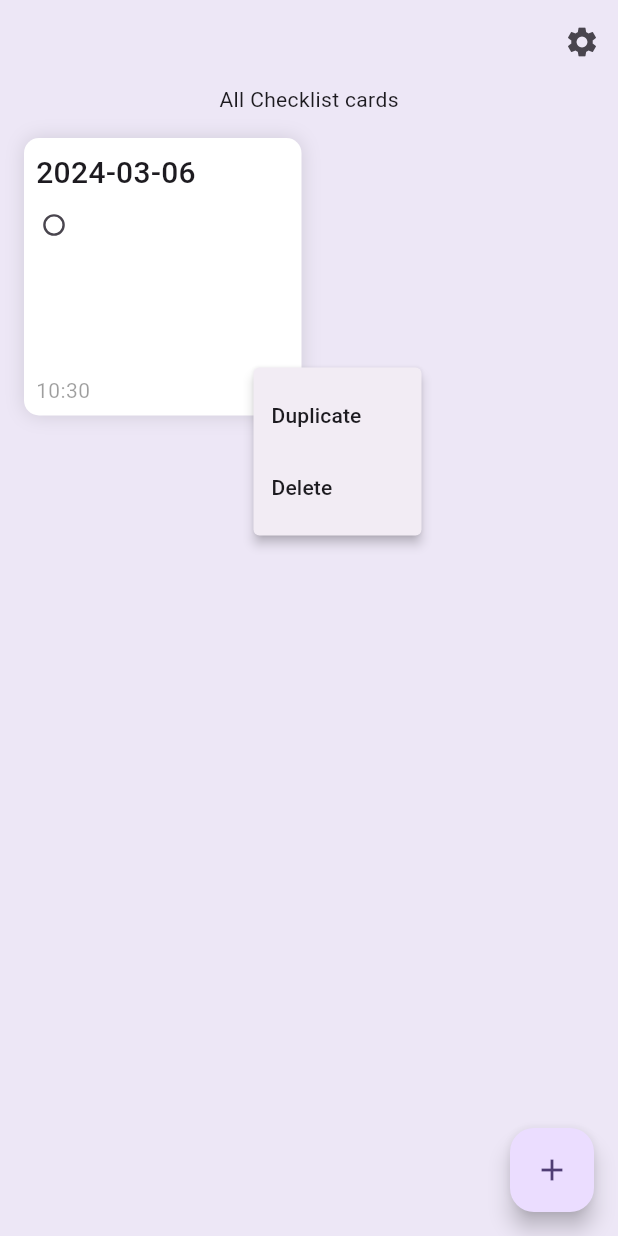
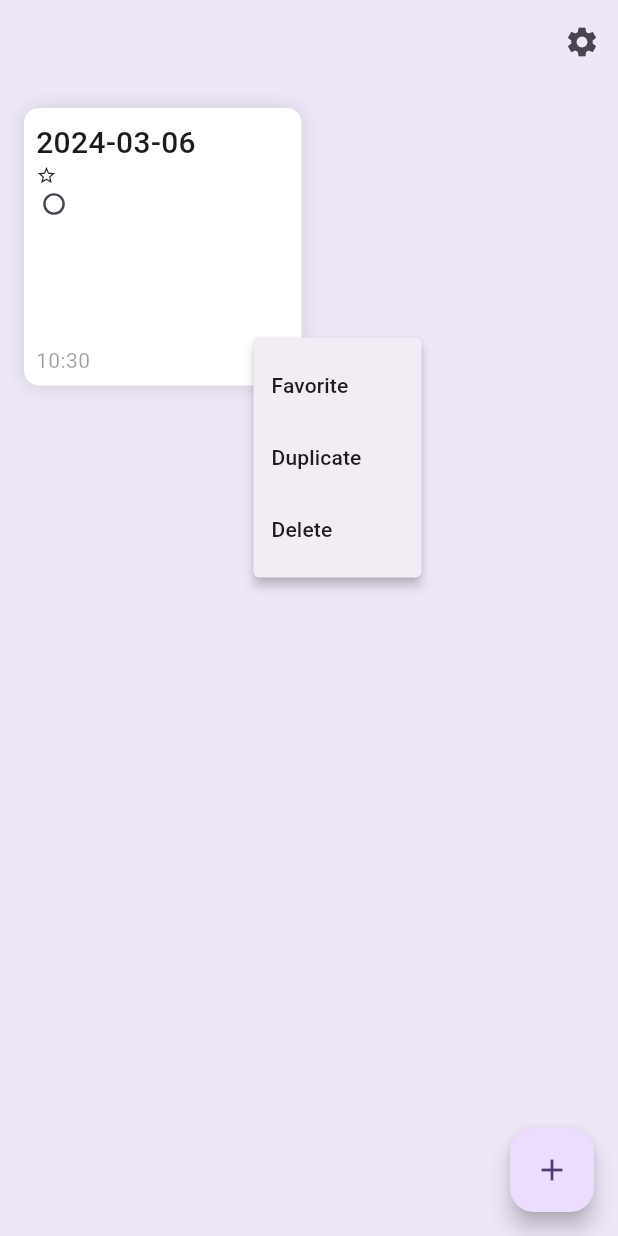
Before and after one commit to hawkeye-xb/checklist, a Flutter app: the screen it shows after launch, after a tap on the "add" icon, after a tap on the "keyboard control" icon, on a phone screen of 412 x 824 dp. Run offline on Flutter 3.47's test engine with Material 3 defaults, Android fonts, the phone set to English and light mode, and no system bars; our stand-ins replace sqflite; accounts and stored records are empty.

Commit message:
增加收藏字段

```diff
--- a/lib/apis/databaseHelper.dart
+++ b/lib/apis/databaseHelper.dart
@@ -18,29 +18,28 @@ class DatabaseHelper {
   initDb() async {
     var databasesPath = await getDatabasesPath();
     String path = join(databasesPath, 'card_type_db.db');
-    var db = await openDatabase(path, version: 1, onCreate: _onCreate, onUpgrade: _onUpgrade);
+    var db = await openDatabase(path, version: 2, onCreate: _onCreate, onUpgrade: _onUpgrade);
     return db;
   }
 
   void _onCreate(Database db, int newVersion) async {
-    print('Creating new table');
     await db.execute('''
       CREATE TABLE CardType (
         id INTEGER PRIMARY KEY AUTOINCREMENT,
         title TEXT,
         contentList TEXT,
         created_at INTEGER,
-        updated_at INTEGER
+        updated_at INTEGER,
+        favorite INTEGER DEFAULT 0
       )
     '''); // 结尾逗号不能要
-    // 注意，这里我们将contentList存储为TEXT类型，实际将它存储为JSON字符串。
   }
 
   void _onUpgrade(Database db, int oldVersion, int newVersion) async {
-    // if (oldVersion < 2) {
-    //   await db.execute('ALTER TABLE CardType ADD COLUMN created_at INTEGER');
-    //   await db.execute('ALTER TABLE CardType ADD COLUMN updated_at INTEGER');
-    // }
+    // 如果旧版本小于2，那么添加favorite字段
+    if (oldVersion < 2) {
+      await db.execute('ALTER TABLE CardType ADD COLUMN favorite INTEGER DEFAULT 0');
+    }
   }
 
   // 增加新的CardType
--- a/lib/apis/index.dart
+++ b/lib/apis/index.dart
@@ -0,0 +1,10 @@
+import 'package:checklist/apis/databaseHelper.dart';
+
+Future<void> updateFavorite(int id, bool favorite) async {
+  DatabaseHelper helper = DatabaseHelper();
+  var cardType = await helper.getCardType(id);
+  if (cardType != null) {
+    cardType.favorite = favorite;
+    await helper.updateCardType(cardType);
+  }
+}
--- a/lib/components/card.dart
+++ b/lib/components/card.dart
@@ -8,6 +8,7 @@ class CardWidget extends StatelessWidget {
   final List<ContentList> firstThreeItems;
   final int timestamp; // ?
   final List<Widget> extraChildren;
+  final bool favorite;
 
   const CardWidget({
     super.key,
@@ -17,6 +18,7 @@ class CardWidget extends StatelessWidget {
     // 日期默认1970年1月1日
     this.timestamp = 0,
     this.extraChildren = const [],
+    this.favorite = false,
   });
 
   /*
@@ -73,7 +75,15 @@ class CardWidget extends StatelessWidget {
             ),
           ),
           // 占位
-          const SizedBox(height: 8.0,),
+          // const SizedBox(height: 8.0,),
+          // 状态展示
+          Flex(
+            direction: Axis.horizontal,
+            children: [
+              if (favorite) const Icon(Icons.star, size: 14.0,),
+              if (!favorite) const Icon(Icons.star_border, size: 14.0,), // TODO: remove
+            ],
+          ),
           Flexible(
             flex: 1,
             child: ListView.builder(
@@ -130,6 +140,7 @@ class CardWidget extends StatelessWidget {
             children: [
               Text(
                 _handleTimestamp(timestamp),
+                // '2024/11/12',
                 style: const TextStyle(
                   fontSize: 14.0,
                   height: 1.5,
--- a/lib/main.dart
+++ b/lib/main.dart
@@ -5,6 +5,8 @@ import 'package:checklist/types.dart';
 import 'package:intl/intl.dart';
 import 'apis/databaseHelper.dart';
 import 'package:checklist/components/main/menu.dart';
+
+import 'apis/index.dart';
 
 void main() {
   WidgetsFlutterBinding.ensureInitialized(); // 确保Flutter绑定初始化
@@ -141,7 +143,7 @@ class _MyHomePageState extends State<MyHomePage> {
       body: Flex(
         direction: Axis.vertical,
         children: [
-          const Text('All Checklist cards'), // TODO: filter
+          // const Text('All Checklist cards'), // TODO: filter
           // TODO: 搜索框
           Expanded(
             child: Container(
@@ -175,6 +177,7 @@ class _MyHomePageState extends State<MyHomePage> {
                           ? _cardList[index].contentList.sublist(0, 3)
                           : _cardList[index].contentList,
                         timestamp: _cardList[index].updated_at,
+                        favorite: _cardList[index].favorite,
                         extraChildren: _delete ? [
                           Padding(
                             padding: const EdgeInsets.all(8.0),
@@ -202,6 +205,15 @@ class _MyHomePageState extends State<MyHomePage> {
                               child: const Icon(Icons.more_horiz, size: 16.0,),
                             ),
                             onSelected: (String value) {
+                              if (value == 'Favorite') {
+                                updateFavorite(_cardList[index].id, !_cardList[index].favorite).then((value) {
+                                  DatabaseHelper().getCardTypes().then((value) {
+                                    setState(() {
+                                      setCardList(value);
+                                    });
+                                  });
+                                });
+                              }
                               if (value == 'Duplicate') {
                                 handleCreateDuplicate(_cardList[index].id);
                               }
@@ -217,6 +229,10 @@ class _MyHomePageState extends State<MyHomePage> {
                             },
                             itemBuilder: (BuildContext context) {
                               return [
+                                const PopupMenuItem(
+                                  value: 'Favorite',
+                                  child: Text('Favorite'),
+                                ),
                                 const PopupMenuItem(
                                   value: 'Duplicate',
                                   child: Text('Duplicate'),
--- a/lib/types.dart
+++ b/lib/types.dart
@@ -46,6 +46,7 @@ class CardType {
   List<ContentList> contentList;
   int created_at; // TODO: createdAt
   int updated_at;
+  bool favorite;
 
   CardType({
     required this.id,
@@ -53,6 +54,7 @@ class CardType {
     this.contentList = const [],
     required this.created_at,
     required this.updated_at,
+    this.favorite = false,
   });
 
   Map<String, dynamic> toMap() {
@@ -62,6 +64,7 @@ class CardType {
       'contentList': jsonEncode(contentList.map((x) => x.toMap()).toList()),
       'created_at': created_at,
       'updated_at': updated_at,
+      'favorite': favorite ? 1 : 0, // 1 or 0
     };
   }
 
@@ -78,6 +81,7 @@ class CardType {
         : [],
       created_at: map['created_at'] ?? 0,
       updated_at: map['updated_at'] ?? 0,
+      favorite: map['favorite'] == 1 ? true : false,
     );
   }
 }
```
